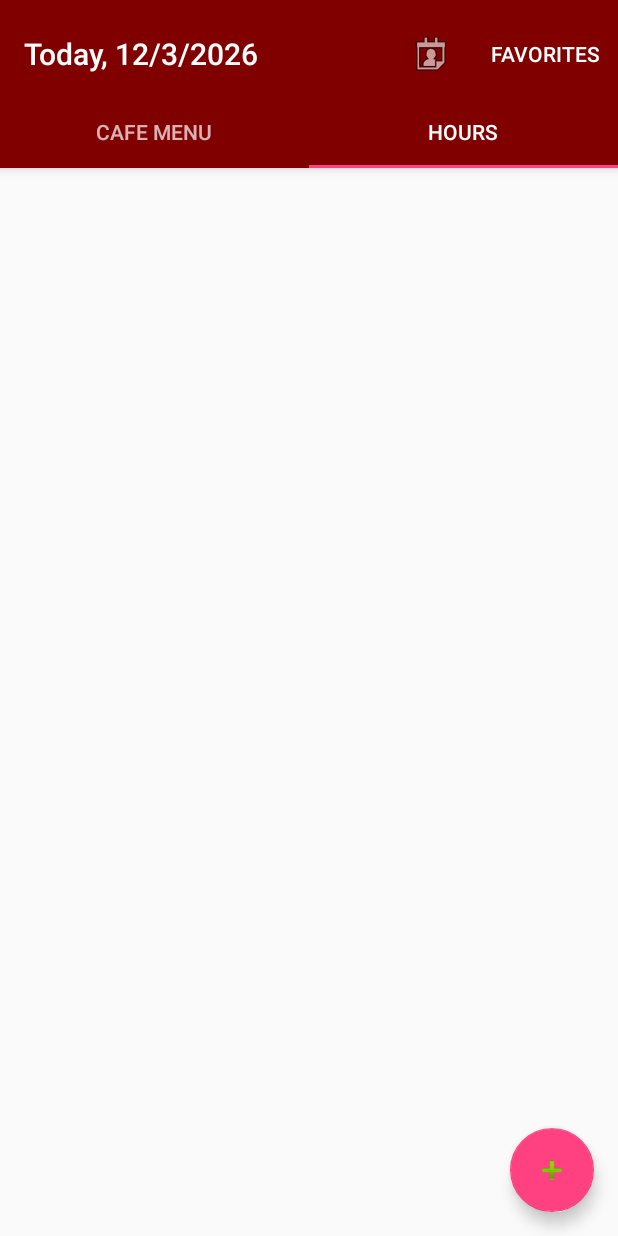
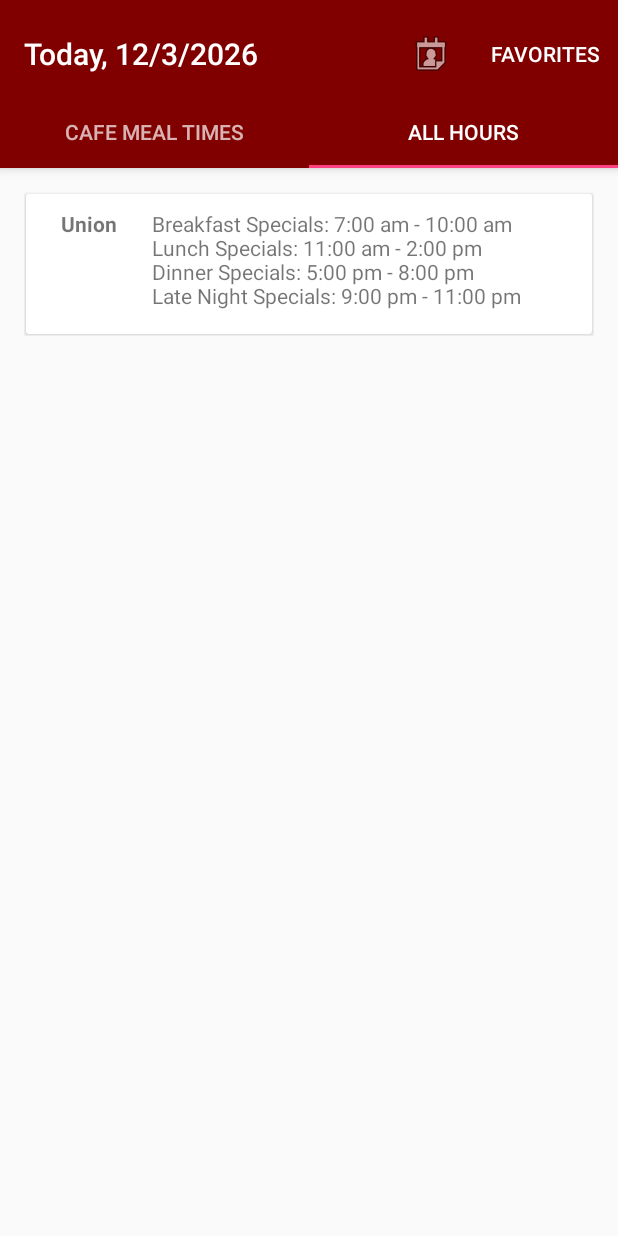
Before and after one commit to tdiltdil27/Campus-Dining-Options, an Android app: the screen it shows after launch (MainActivity), tab 2 chosen, on a phone screen of 412 x 824 dp. Run offline under Robolectric (Android 15) with nearby library versions, the phone set to English and light mode, and no system bars.

Commit message:
TabLayout working

```diff
--- /dev/null
+++ b/Application Files/app/src/main/java/edu/rosehulman/dilta/campusdiningoptions/HoursAdapter.java
@@ -0,0 +1,96 @@
+package edu.rosehulman.dilta.campusdiningoptions;
+
+import android.content.Context;
+import android.os.Parcel;
+import android.os.Parcelable;
+import android.support.v7.widget.RecyclerView;
+import android.view.LayoutInflater;
+import android.view.View;
+import android.view.ViewGroup;
+import android.widget.TextView;
+
+import java.util.ArrayList;
+
+/**
+ * Created by dilta on 1/15/2017.
+ */
+
+public class HoursAdapter extends RecyclerView.Adapter<HoursAdapter.ViewHolder> implements Parcelable{
+
+    private ArrayList<Location> mLocations;
+    private Context mContext;
+    private RecyclerView mView;
+
+    public HoursAdapter(Context context, RecyclerView view) {
+
+        mContext = context;
+        mLocations = (ArrayList) SampleUtil.loadLocationsFromJsonArray(mContext);
+        mView = view;
+
+    }
+
+    protected HoursAdapter(Parcel in) {
+    }
+
+    public static final Creator<MealTimeAdapter> CREATOR = new Creator<MealTimeAdapter>() {
+        @Override
+        public MealTimeAdapter createFromParcel(Parcel in) {
+            return new MealTimeAdapter(in);
+        }
+
+        @Override
+        public MealTimeAdapter[] newArray(int size) {
+            return new MealTimeAdapter[size];
+        }
+    };
+
+    @Override
+    public HoursAdapter.ViewHolder onCreateViewHolder(ViewGroup parent, int viewType) {
+
+        View itemView = LayoutInflater.from(parent.getContext()).inflate(R.layout.location_hours, parent, false);
+        return new ViewHolder(itemView);
+    }
+
+    @Override
+    public void onBindViewHolder(HoursAdapter.ViewHolder holder, int position) {
+        Location name = mLocations.get(position);
+        ArrayList<MealTime> mealTimes = name.getMealTimes();
+
+        String meals = "";
+
+        for(int i = 0; i < mealTimes.size(); i++) {
+            meals = meals + mealTimes.get(i).getName() + ": " + mealTimes.get(i).getHours() + "\n";
+        }
+
+        holder.mNameView.setText(name.getName());
+
+        holder.mTimeView.setText(meals);
+
+    }
+
+    @Override
+    public int getItemCount() {
+        return mLocations.size();
+    }
+
+    @Override
+    public int describeContents() {
+        return 0;
+    }
+
+    @Override
+    public void writeToParcel(Parcel parcel, int i) {
+    }
+
+    public class ViewHolder extends RecyclerView.ViewHolder {
+        private TextView mNameView;
+        private TextView mTimeView;
+
+        public ViewHolder(View itemView) {
+            super(itemView);
+
+            mNameView = (TextView) itemView.findViewById(R.id.name_view);
+            mTimeView = (TextView) itemView.findViewById(R.id.hours_view);
+        }
+    }
+}
--- a/Application Files/app/src/main/java/edu/rosehulman/dilta/campusdiningoptions/HoursFragment.java
+++ b/Application Files/app/src/main/java/edu/rosehulman/dilta/campusdiningoptions/HoursFragment.java
@@ -1,11 +1,41 @@
 package edu.rosehulman.dilta.campusdiningoptions;
 
+import android.os.Bundle;
 import android.support.v4.app.Fragment;
+import android.support.v7.widget.LinearLayoutManager;
+import android.support.v7.widget.RecyclerView;
+import android.view.LayoutInflater;
+import android.view.View;
+import android.view.ViewGroup;
 
 /**
  * Created by dilta on 1/22/2017.
  */
 public class HoursFragment extends Fragment {
 
+    private HoursAdapter mAdapter;
+
+    public static HoursFragment newInstance() {
+        HoursFragment fragment = new HoursFragment();
+//        Bundle args = new Bundle();
+//        args.putParcelable(ARG_ADAPTER, adapter);
+//        fragment.setArguments(args);
+        return fragment;
+    }
+
+    @Override
+    public View onCreateView(LayoutInflater inflater, ViewGroup container, Bundle savedInstanceState) {
+        super.onCreateView(inflater, container, savedInstanceState);
+
+        View rootView = inflater.inflate(R.layout.content_main, container, false);
+
+        RecyclerView recyclerView = (RecyclerView) rootView.findViewById(R.id.recycler_view);
+        recyclerView.setLayoutManager(new LinearLayoutManager(getActivity()));
+        recyclerView.setHasFixedSize(true);
+        mAdapter = new HoursAdapter(getActivity(), recyclerView);
+        recyclerView.setAdapter(mAdapter);
+
+        return rootView;
+    }
 
 }
--- /dev/null
+++ b/Application Files/app/src/main/java/edu/rosehulman/dilta/campusdiningoptions/Location.java
@@ -0,0 +1,32 @@
+package edu.rosehulman.dilta.campusdiningoptions;
+
+import java.util.ArrayList;
+
+/**
+ * Created by dilta on 1/22/2017.
+ */
+public class Location {
+
+    private ArrayList<MealTime> MealTimes;
+    private String name;
+
+    public Location() {
+
+    }
+
+    public ArrayList<MealTime> getMealTimes() {
+        return MealTimes;
+    }
+
+    public void setMealTimes(ArrayList<MealTime> mealTimes) {
+        this.MealTimes = mealTimes;
+    }
+
+    public String getName() {
+        return name;
+    }
+
+    public void setName(String name) {
+        this.name = name;
+    }
+}
--- a/Application Files/app/src/main/java/edu/rosehulman/dilta/campusdiningoptions/MainActivity.java
+++ b/Application Files/app/src/main/java/edu/rosehulman/dilta/campusdiningoptions/MainActivity.java
@@ -4,6 +4,7 @@ import android.content.Context;
 import android.os.Bundle;
 import android.support.design.widget.FloatingActionButton;
 import android.support.design.widget.Snackbar;
+import android.support.design.widget.TabLayout;
 import android.support.v4.app.Fragment;
 import android.support.v4.app.FragmentManager;
 import android.support.v4.app.FragmentPagerAdapter;
@@ -40,13 +41,8 @@ public class MainActivity extends AppCompatActivity {
         setTitle(currentDate);
 
 
-        RecyclerView recyclerView = (RecyclerView) findViewById(R.id.recycler_view);
-        recyclerView.setLayoutManager(new LinearLayoutManager(this));
-        recyclerView.setHasFixedSize(true);
-        mAdapter = new MealTimeAdapter(this, recyclerView);
-        recyclerView.setAdapter(mAdapter);
 
-        mSectionsPagerAdapter = new SectionsPagerAdapter(getSupportFragmentManager(), mAdapter);
+        mSectionsPagerAdapter = new SectionsPagerAdapter(getSupportFragmentManager());
 
 //        FloatingActionButton fab = (FloatingActionButton) findViewById(R.id.fab);
 //        fab.setOnClickListener(new View.OnClickListener() {
@@ -61,7 +57,8 @@ public class MainActivity extends AppCompatActivity {
         mViewPager = (ViewPager) findViewById(R.id.container);
         mViewPager.setAdapter(mSectionsPagerAdapter);
 
-
+        TabLayout tabLayout = (TabLayout) findViewById(R.id.tabs);
+        tabLayout.setupWithViewPager(mViewPager);
 
     }
 
@@ -90,12 +87,10 @@ public class MainActivity extends AppCompatActivity {
 
     public class SectionsPagerAdapter extends FragmentPagerAdapter {
 
-        private MealTimeAdapter mAdapter;
         private Context mContext;
 
-        public SectionsPagerAdapter(FragmentManager fm, MealTimeAdapter adapter) {
+        public SectionsPagerAdapter(FragmentManager fm) {
             super(fm);
-            mAdapter = adapter;
         }
 
         @Override
@@ -104,12 +99,12 @@ public class MainActivity extends AppCompatActivity {
             // Return a PlaceholderFragment (defined as a static inner class below).
             if(position==0) {
 
-                return MealsFragment.newInstance(mAdapter);
+
+                return MealsFragment.newInstance();
 
             } else if(position==1) {
 
-                return MealsFragment.newInstance(mAdapter);
-//                return HoursFragment.newInstance();
+                return HoursFragment.newInstance();
             } else {
                 return null;
             }
--- a/Application Files/app/src/main/java/edu/rosehulman/dilta/campusdiningoptions/MealsFragment.java
+++ b/Application Files/app/src/main/java/edu/rosehulman/dilta/campusdiningoptions/MealsFragment.java
@@ -1,8 +1,15 @@
 package edu.rosehulman.dilta.campusdiningoptions;
 
+import android.app.Activity;
+import android.content.Context;
 import android.os.Bundle;
+import android.support.annotation.Nullable;
 import android.support.v4.app.Fragment;
+import android.support.v7.widget.LinearLayoutManager;
 import android.support.v7.widget.RecyclerView;
+import android.view.LayoutInflater;
+import android.view.View;
+import android.view.ViewGroup;
 
 /**
  * Created by dilta on 1/22/2017.
@@ -17,11 +24,27 @@ public class MealsFragment extends Fragment {
 
     }
 
-    public static MealsFragment newInstance(MealTimeAdapter adapter) {
+    public static MealsFragment newInstance() {
         MealsFragment fragment = new MealsFragment();
-        Bundle args = new Bundle();
-        args.putParcelable(ARG_ADAPTER, adapter);
-        fragment.setArguments(args);
+//        Bundle args = new Bundle();
+//        args.putParcelable(ARG_ADAPTER, adapter);
+//        fragment.setArguments(args);
         return fragment;
     }
+
+    @Override
+    public View onCreateView(LayoutInflater inflater, ViewGroup container, Bundle savedInstanceState) {
+        super.onCreateView(inflater, container, savedInstanceState);
+
+        View rootView = inflater.inflate(R.layout.content_main, container, false);
+
+        RecyclerView recyclerView = (RecyclerView) rootView.findViewById(R.id.recycler_view);
+        recyclerView.setLayoutManager(new LinearLayoutManager(getActivity()));
+        recyclerView.setHasFixedSize(true);
+        mAdapter = new MealTimeAdapter(getActivity(), recyclerView);
+        recyclerView.setAdapter(mAdapter);
+
+        return rootView;
+    }
+
 }
--- a/Application Files/app/src/main/java/edu/rosehulman/dilta/campusdiningoptions/SampleUtil.java
+++ b/Application Files/app/src/main/java/edu/rosehulman/dilta/campusdiningoptions/SampleUtil.java
@@ -7,6 +7,7 @@ import com.fasterxml.jackson.databind.ObjectMapper;
 
 import java.io.IOException;
 import java.io.InputStream;
+import java.util.ArrayList;
 import java.util.List;
 
 /**
@@ -15,16 +16,37 @@ import java.util.List;
 
 public class SampleUtil {
 
+    private final static String ARG_UNION = "Union";
+
     public static List<MealTime> loadMealTimesFromJsonArray(Context context) {
         InputStream is = context.getResources().openRawResource(R.raw.data);
-        List<MealTime> words = null;
+        List<Location> words = null;
         try {
-            words = new ObjectMapper().readValue(is, new TypeReference<List<MealTime>>() {
+            words = new ObjectMapper().readValue(is, new TypeReference<List<Location>>() {
+            });
+        } catch (IOException e) {
+            e.printStackTrace();
+        }
+
+        ArrayList<MealTime> mealTimes = null;
+
+        for(int i = 0; i < words.size(); i++) {
+            if(words.get(i).getName().equals(ARG_UNION)) {
+                mealTimes = words.get(i).getMealTimes();
+            }
+        }
+        return mealTimes;
+    }
+
+    public static List<Location> loadLocationsFromJsonArray(Context context) {
+        InputStream is = context.getResources().openRawResource(R.raw.data);
+        List<Location> words = null;
+        try {
+            words = new ObjectMapper().readValue(is, new TypeReference<List<Location>>() {
             });
         } catch (IOException e) {
             e.printStackTrace();
         }
         return words;
     }
-
 }
--- a/Application Files/app/src/main/res/layout/activity_main.xml
+++ b/Application Files/app/src/main/res/layout/activity_main.xml
@@ -61,6 +61,7 @@
         android:layout_height="wrap_content"
         android:layout_gravity="end|bottom"
         android:layout_margin="@dimen/fab_margin"
+        android:visibility="gone"
         app:srcCompat="@android:drawable/ic_input_add" />
 
 </android.support.design.widget.CoordinatorLayout>
--- /dev/null
+++ b/Application Files/app/src/main/res/layout/location_hours.xml
@@ -0,0 +1,51 @@
+<?xml version="1.0" encoding="utf-8"?>
+<RelativeLayout xmlns:android="http://schemas.android.com/apk/res/android"
+    android:orientation="vertical" android:layout_width="wrap_content"
+    android:layout_height="wrap_content">
+
+    <android.support.v7.widget.CardView
+        xmlns:card_view="http://schemas.android.com/apk/res-auto"
+        android:id="@+id/card_view"
+        android:layout_gravity="center"
+        android:layout_width="match_parent"
+        android:layout_height="wrap_content"
+        android:layout_margin="1dp"
+        card_view:cardCornerRadius="2dp">
+
+        <LinearLayout
+            android:orientation="vertical"
+            android:layout_width="match_parent"
+            android:layout_height="match_parent">
+
+            <LinearLayout
+                android:orientation="horizontal"
+                android:layout_width="match_parent"
+                android:layout_height="match_parent"
+                android:layout_marginTop="10dp">
+
+                <TextView
+                    android:text="@string/name"
+                    android:layout_width="wrap_content"
+                    android:layout_height="wrap_content"
+                    android:id="@+id/name_view"
+                    android:textStyle="normal|bold"
+                    android:gravity="center"
+                    android:layout_weight="1" />
+
+                <TextView
+                    android:text="@string/location_info"
+                    android:layout_width="wrap_content"
+                    android:layout_height="wrap_content"
+                    android:id="@+id/hours_view"
+                    android:textStyle="normal"
+                    android:layout_gravity="center"
+                    android:layout_weight="1" />
+
+            </LinearLayout>
+
+        </LinearLayout>
+
+
+    </android.support.v7.widget.CardView>
+
+</RelativeLayout>
--- a/Application Files/app/src/main/res/values/strings.xml
+++ b/Application Files/app/src/main/res/values/strings.xml
@@ -13,4 +13,5 @@
     <string name="hours_title">Hours</string>
     <string name="action_calendar">Calendar</string>
     <string name="cafe_menu_title">Cafe Menu</string>
+    <string name="location_info">Location Info</string>
 </resources>
```
Also changed, not shown: Application Files/app/src/main/res/raw/data.json (+128 -75 lines), 2 other files.
